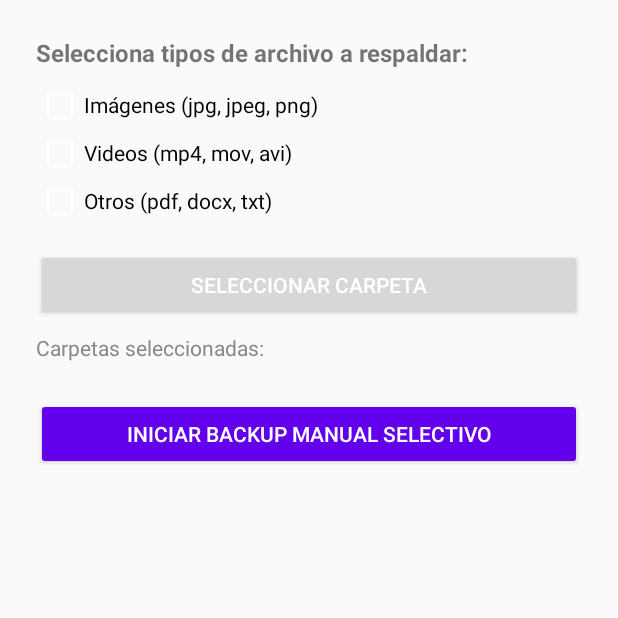
After one commit to userserverbackup/radio2, an Android app: the BackupManualSelectivoActivity screen opened directly, with no data from a screen before it, on a phone screen of 412 x 824 dp, the top half of it. The commit adds this screen. Run offline under Robolectric (Android 15) with nearby library versions, the phone set to English and light mode, and no system bars.

```diff
--- a/app/src/main/AndroidManifest.xml
+++ b/app/src/main/AndroidManifest.xml
@@ -78,6 +78,8 @@
 
         <activity android:name=".HistorialActivity" />
         <activity android:name=".EstadoActivity" />
+        <activity android:name=".BackupManualSelectivoActivity" />
+        <activity android:name=".LogsActivity" />
     </application>
 
 </manifest>
--- a/app/src/main/java/com/service/assasinscreed02/ConfigBackupActivity.kt
+++ b/app/src/main/java/com/service/assasinscreed02/ConfigBackupActivity.kt
@@ -45,6 +45,11 @@ class ConfigBackupActivity : AppCompatActivity() {
         val btnVerHistorial = findViewById<Button>(R.id.btnVerHistorial)
         btnVerHistorial.setOnClickListener {
             startActivity(Intent(this, HistorialActivity::class.java))
+        }
+
+        val btnBackupManualSelectivo = findViewById<Button>(R.id.btnBackupManualSelectivo)
+        btnBackupManualSelectivo.setOnClickListener {
+            startActivity(Intent(this, BackupManualSelectivoActivity::class.java))
         }
 
         // Valores predeterminados
@@ -158,6 +163,7 @@ class ConfigBackupActivity : AppCompatActivity() {
         if (Build.VERSION.SDK_INT >= Build.VERSION_CODES.TIRAMISU) {
             permisos.add(Manifest.permission.READ_MEDIA_IMAGES)
             permisos.add(Manifest.permission.READ_MEDIA_VIDEO)
+            permisos.add(Manifest.permission.POST_NOTIFICATIONS)
         }
         if (Build.VERSION.SDK_INT >= 34) {
             permisos.add("android.permission.FOREGROUND_SERVICE_DATA_SYNC")
--- /dev/null
+++ b/app/src/main/res/layout/activity_backup_manual_selectivo.xml
@@ -0,0 +1,70 @@
+<?xml version="1.0" encoding="utf-8"?>
+<ScrollView xmlns:android="http://schemas.android.com/apk/res/android"
+    android:layout_width="match_parent"
+    android:layout_height="match_parent"
+    android:fillViewport="true">
+
+    <LinearLayout
+        android:layout_width="match_parent"
+        android:layout_height="wrap_content"
+        android:orientation="vertical"
+        android:padding="24dp">
+
+        <TextView
+            android:layout_width="wrap_content"
+            android:layout_height="wrap_content"
+            android:text="Selecciona tipos de archivo a respaldar:"
+            android:textStyle="bold"
+            android:textSize="16sp"
+            android:layout_marginBottom="8dp" />
+
+        <CheckBox
+            android:id="@+id/chkImagenes"
+            android:layout_width="wrap_content"
+            android:layout_height="wrap_content"
+            android:text="Imágenes (jpg, jpeg, png)" />
+
+        <CheckBox
+            android:id="@+id/chkVideos"
+            android:layout_width="wrap_content"
+            android:layout_height="wrap_content"
+            android:text="Videos (mp4, mov, avi)" />
+
+        <CheckBox
+            android:id="@+id/chkOtros"
+            android:layout_width="wrap_content"
+            android:layout_height="wrap_content"
+            android:text="Otros (pdf, docx, txt)" />
+
+        <View
+            android:layout_width="match_parent"
+            android:layout_height="16dp" />
+
+        <Button
+            android:id="@+id/btnSeleccionarCarpeta"
+            android:layout_width="match_parent"
+            android:layout_height="wrap_content"
+            android:text="Seleccionar carpeta" />
+
+        <TextView
+            android:id="@+id/txtCarpetas"
+            android:layout_width="match_parent"
+            android:layout_height="wrap_content"
+            android:text="Carpetas seleccionadas:"
+            android:layout_marginTop="8dp"
+            android:textColor="#888888" />
+
+        <View
+            android:layout_width="match_parent"
+            android:layout_height="24dp" />
+
+        <Button
+            android:id="@+id/btnBackupManual"
+            android:layout_width="match_parent"
+            android:layout_height="wrap_content"
+            android:text="Iniciar backup manual selectivo"
+            android:backgroundTint="@color/purple_500"
+            android:textColor="@android:color/white" />
+
+    </LinearLayout>
+</ScrollView>
```
Also changed, not shown: app/src/main/java/com/service/assasinscreed02/BackupManualSelectivoActivity.kt (added, +213 -0 lines), app/src/main/java/com/service/assasinscreed02/BackupUtils.kt (+16 -7 lines), app/src/main/java/com/service/assasinscreed02/LogsActivity.kt (added, +46 -0 lines), app/src/main/java/com/service/assasinscreed02/LogsAdapter.kt (added, +25 -0 lines), app/src/main/java/com/service/assasinscreed02/MainActivity.kt (+17 -1 lines), app/src/main/res/layout/activity_config_backup.xml (+8 -0 lines), app/src/main/res/layout/activity_logs.xml (added, +21 -0 lines), app/src/main/res/layout/activity_main.xml (+9 -0 lines).
